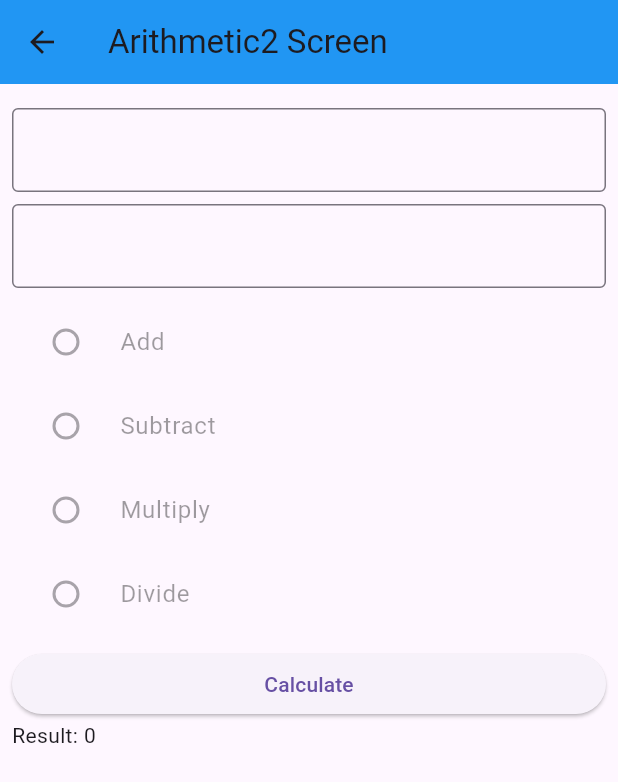
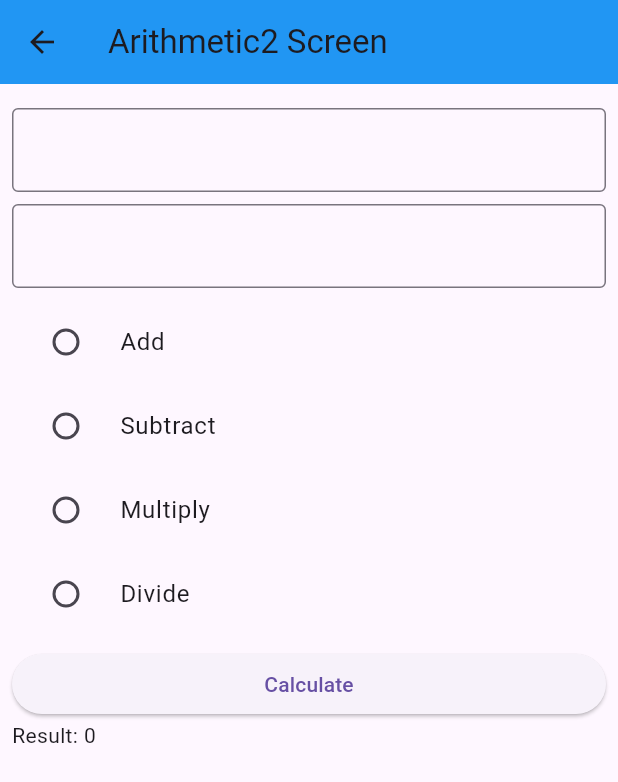
Before and after one commit to Aryanshah010/flutter-fundamentals-35D, a Flutter app: the screen it shows after launch, after a tap on "Arithmetic2", on a phone screen of 412 x 824 dp. Shown: the top 782 px of the screen. Run offline on Flutter 3.47's test engine with Material 3 defaults, Android fonts, the phone set to English and light mode, and no system bars.

Commit message:
flexible, expandable, gesture and snackbar

```diff
--- a/analysis_options.yaml
+++ b/analysis_options.yaml
@@ -7,6 +7,9 @@
 
 # The following line activates a set of recommended lints for Flutter apps,
 # packages, and plugins designed to encourage good coding practices.
+analyzer:
+  errors:
+    deprecated_member_use: ignore
 include: package:flutter_lints/flutter.yaml
 
 linter:
--- a/lib/screens/arithmetic2_screen.dart
+++ b/lib/screens/arithmetic2_screen.dart
@@ -9,12 +9,15 @@ class Arithmetic2Screen extends StatefulWidget {
 
 class _Arithmetic2ScreenState extends State<Arithmetic2Screen> {
   int result = 0;
+
   final TextEditingController firstController = TextEditingController(text: "");
   final TextEditingController secondController = TextEditingController(
     text: "",
   );
 
   final _formKey = GlobalKey<FormState>();
+
+  Function(int, int)? selectedOperation;
 
   void add(int first, int second) {
     setState(() {
@@ -44,27 +47,23 @@ class _Arithmetic2ScreenState extends State<Arithmetic2Screen> {
   Widget build(BuildContext context) {
     return Scaffold(
       appBar: AppBar(
-        title: Text("Arithmetic2 Screen"),
+        title: const Text("Arithmetic2 Screen"),
         backgroundColor: Colors.blue,
       ),
 
       body: Padding(
-        padding: const EdgeInsetsGeometry.all(8),
+        padding: const EdgeInsets.all(8),
         child: Form(
           key: _formKey,
-          child: Container(
           child: Column(
             crossAxisAlignment: CrossAxisAlignment.stretch,
             children: [
-                SizedBox(height: 8),
+              const SizedBox(height: 8),
+
               TextFormField(
-                  //validation
                 keyboardType: TextInputType.number,
-                  // onChanged: (value) {
-                  //   second = int.tryParse(value) ?? 0;
-                  // },
                 controller: firstController,
-                  decoration: InputDecoration(border: OutlineInputBorder()),
+                decoration: const InputDecoration(border: OutlineInputBorder()),
                 validator: (value) {
                   if (value == null || value.isEmpty) {
                     return "Please enter first number";
@@ -72,15 +71,13 @@ class _Arithmetic2ScreenState extends State<Arithmetic2Screen> {
                   return null;
                 },
               ),
-                SizedBox(height: 8),
+
+              const SizedBox(height: 8),
+
               TextFormField(
-                  //validation
                 keyboardType: TextInputType.number,
-                  // onChanged: (value) {
-                  //   second = int.tryParse(value) ?? 0;
-                  // },
                 controller: secondController,
-                  decoration: InputDecoration(border: OutlineInputBorder()),
+                decoration: const InputDecoration(border: OutlineInputBorder()),
                 validator: (value) {
                   if (value == null || value.isEmpty) {
                     return "Please enter second number";
@@ -88,24 +85,69 @@ class _Arithmetic2ScreenState extends State<Arithmetic2Screen> {
                   return null;
                 },
               ),
-                SizedBox(height: 8),
+
+              const SizedBox(height: 8),
+
               Column(
                 children: [
-                    RadioListTile(title: Text("Add"), value: add),
-                    RadioListTile(title: Text("Subtract"), value: subtract),
-                    RadioListTile(title: Text("Multiply"), value: multiply),
-                    RadioListTile(title: Text("Divide"), value: divide),
+                  RadioListTile<Function(int, int)>(
+                    title: const Text("Add"),
+                    value: add,
+                    groupValue: selectedOperation,
+                    onChanged: (value) {
+                      setState(() => selectedOperation = value);
+                    },
+                  ),
+                  RadioListTile<Function(int, int)>(
+                    title: const Text("Subtract"),
+                    value: subtract,
+                    groupValue: selectedOperation,
+                    onChanged: (value) {
+                      setState(() => selectedOperation = value);
+                    },
+                  ),
+                  RadioListTile<Function(int, int)>(
+                    title: const Text("Multiply"),
+                    value: multiply,
+                    groupValue: selectedOperation,
+                    onChanged: (value) {
+                      setState(() => selectedOperation = value);
+                    },
+                  ),
+                  RadioListTile<Function(int, int)>(
+                    title: const Text("Divide"),
+                    value: divide,
+                    groupValue: selectedOperation,
+                    onChanged: (value) {
+                      setState(() => selectedOperation = value);
+                    },
+                  ),
                 ],
               ),
-                SizedBox(height: 8),
+
+              const SizedBox(height: 8),
 
               ElevatedButton(
-                  onPressed: () {},
+                onPressed: () {
+                  if (_formKey.currentState!.validate()) {
+                    if (selectedOperation == null) {
+                      ScaffoldMessenger.of(context).showSnackBar(
+                        const SnackBar(content: Text("Select an operation")),
+                      );
+                      return;
+                    }
+
+                    final first = int.parse(firstController.text);
+                    final second = int.parse(secondController.text);
+
+                    selectedOperation!(first, second);
+                  }
+                },
                 child: const Text("Calculate"),
               ),
+
               Text("Result: $result"),
             ],
-            ),
           ),
         ),
       ),
--- a/lib/screens/dashboard_screen.dart
+++ b/lib/screens/dashboard_screen.dart
@@ -3,7 +3,10 @@ import 'package:batch_35d_classwork/screens/arithmetic2_screen.dart';
 import 'package:batch_35d_classwork/screens/arithmetic_screen.dart';
 import 'package:batch_35d_classwork/screens/armstrong_number_screen.dart';
 import 'package:batch_35d_classwork/screens/column_screen.dart';
+import 'package:batch_35d_classwork/screens/container_screen.dart';
+import 'package:batch_35d_classwork/screens/flexible_expanded_screen.dart';
 import 'package:batch_35d_classwork/screens/flutter_layout_screen.dart';
+import 'package:batch_35d_classwork/screens/image_view_screen.dart';
 import 'package:batch_35d_classwork/screens/palindrome_number_screen.dart';
 import 'package:batch_35d_classwork/screens/rich_text_screen.dart';
 import 'package:batch_35d_classwork/screens/row_screens.dart';
@@ -26,6 +29,7 @@ class DashboardScreen extends StatelessWidget {
       ),
 
       body: Center(
+        child: SingleChildScrollView(
           child: Column(
             children: [
               SizedBox(height: 25),
@@ -188,7 +192,56 @@ class DashboardScreen extends StatelessWidget {
                   child: Text("Arithmetic2", style: TextStyle(fontSize: 25)),
                 ),
               ),
+              SizedBox(height: 16),
+              SizedBox(
+                width: 400.0,
+                height: 50.0,
+                child: ElevatedButton(
+                  onPressed: () {
+                    Navigator.push(
+                      context,
+                      MaterialPageRoute(
+                        builder: (context) => const ContainerScreen(),
+                      ),
+                    );
+                  },
+                  child: Text("Container HW", style: TextStyle(fontSize: 25)),
+                ),
+              ),
+              SizedBox(height: 16),
+              SizedBox(
+                width: 400.0,
+                height: 50.0,
+                child: ElevatedButton(
+                  onPressed: () {
+                    Navigator.push(
+                      context,
+                      MaterialPageRoute(
+                        builder: (context) => const ImageViewScreen(),
+                      ),
+                    );
+                  },
+                  child: Text("Image View Screen", style: TextStyle(fontSize: 25)),
+                ),
+              ),
+               SizedBox(height: 16),
+              SizedBox(
+                width: 400.0,
+                height: 50.0,
+                child: ElevatedButton(
+                  onPressed: () {
+                    Navigator.push(
+                      context,
+                      MaterialPageRoute(
+                        builder: (context) => const FlexibleExpandedScreen(),
+                      ),
+                    );
+                  },
+                  child: Text("Flexible Screen", style: TextStyle(fontSize: 25)),
+                ),
+              ),
             ],
+          ),
         ),
       ),
     );
--- a/pubspec.yaml
+++ b/pubspec.yaml
@@ -58,8 +58,9 @@ flutter:
   uses-material-design: true
 
   # To add assets to your application, add an assets section, like this:
-  # assets:
-  #   - images/a_dot_burr.jpeg
+  assets:
+    - assets/images/
+    - assets/icons/
   #   - images/a_dot_ham.jpeg
 
   # An image asset can refer to one or more resolution-specific "variants", see
```
Also changed, not shown: lib/common/snackbar/my_snackbar.dart (added, +16 -0 lines), lib/screens/container_screen.dart (added, +31 -0 lines), lib/screens/flexible_expanded_screen.dart (added, +54 -0 lines), lib/screens/image_view_screen.dart (added, +22 -0 lines), assets/images/image1.jpg (added), assets/images/image2.jpg (added). Lines whose indentation alone changed are shown as unchanged.
